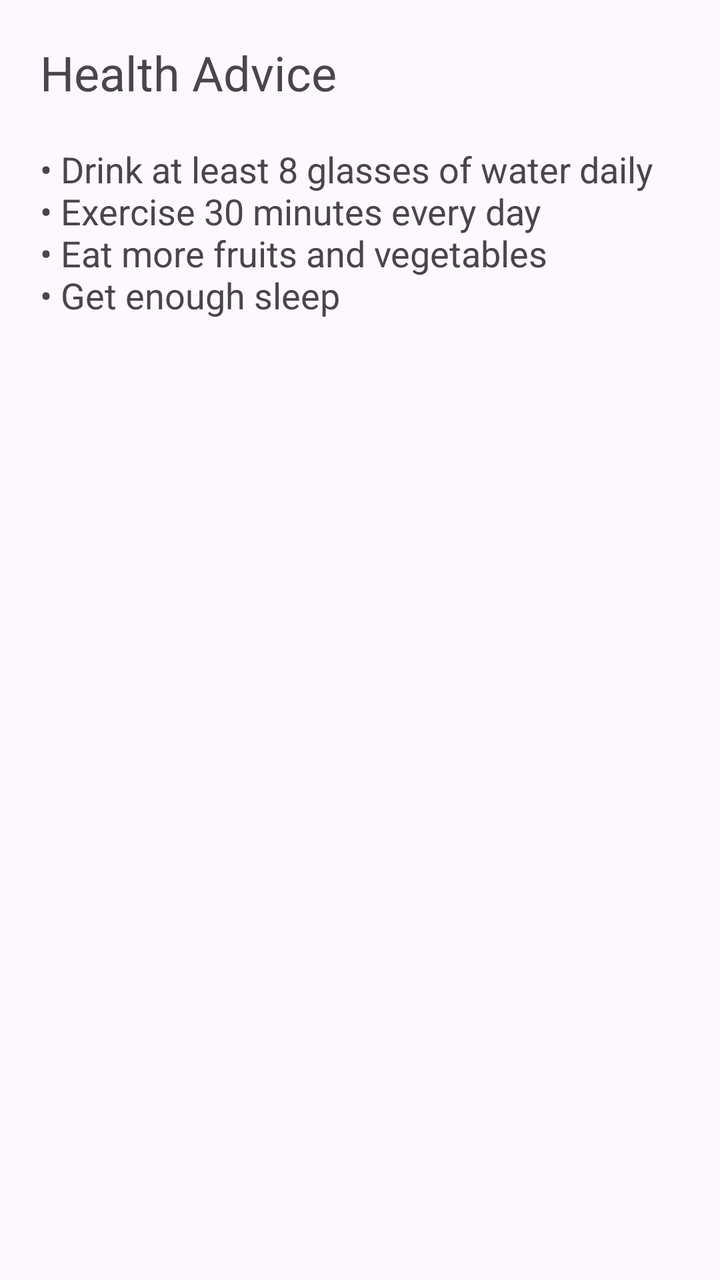
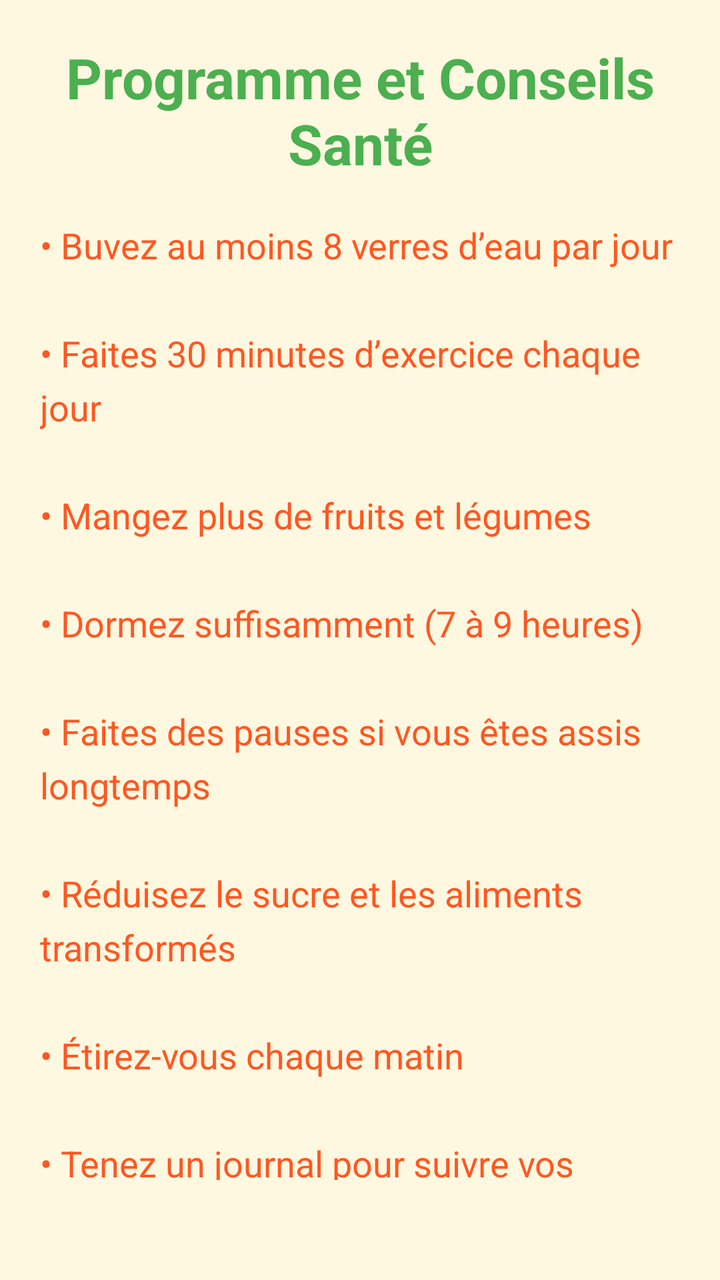

Before-and-after screenshots of an Android layout around one commit, followed by the original layout XML and the change that was made.
<!-- AndroidManifest.xml: application theme Theme.MyApp -->
<!-- res/layout/activity_second.xml -->
<?xml version="1.0" encoding="utf-8"?>
<LinearLayout xmlns:android="http://schemas.android.com/apk/res/android"
    android:layout_width="match_parent"
    android:layout_height="match_parent"
    android:orientation="vertical"
    android:padding="20dp">

    <TextView
        android:layout_width="wrap_content"
        android:layout_height="wrap_content"
        android:text="Health Advice"
        android:textSize="24sp"
        android:layout_marginBottom="20dp"/>

    <TextView
        android:layout_width="wrap_content"
        android:layout_height="wrap_content"
        android:text="• Drink at least 8 glasses of water daily\n• Exercise 30 minutes every day\n• Eat more fruits and vegetables\n• Get enough sleep"
        android:textSize="18sp"/>
</LinearLayout>
<!-- resources referenced by this layout -->
<resources>
  <style name="Theme.MyApp" parent="Base.Theme.MyApp" />
  <style name="Base.Theme.MyApp" parent="Theme.Material3.DayNight.NoActionBar">
          
          
      </style>
</resources>

<!-- the commit's change to res/layout/activity_second.xml (unified diff, before → after) -->
@@ -3,18 +3,38 @@
     android:layout_width="match_parent"
     android:layout_height="match_parent"
     android:orientation="vertical"
-    android:padding="20dp">
+    android:padding="20dp"
+    android:background="#FFF8E1">
+
 
     <TextView
-        android:layout_width="wrap_content"
+        android:id="@+id/titleHealthAdvice"
+        android:layout_width="match_parent"
         android:layout_height="wrap_content"
-        android:text="Health Advice"
-        android:textSize="24sp"
-        android:layout_marginBottom="20dp"/>
+        android:text="Programme et Conseils Santé"
+        android:textSize="28sp"
+        android:textStyle="bold"
+        android:textAlignment="center"
+        android:textColor="#4CAF50"
+    android:layout_marginBottom="20dp"/>
 
     <TextView
-        android:layout_width="wrap_content"
+        android:id="@+id/healthTips"
+        android:layout_width="match_parent"
         android:layout_height="wrap_content"
-        android:text="• Drink at least 8 glasses of water daily\n• Exercise 30 minutes every day\n• Eat more fruits and vegetables\n• Get enough sleep"
-        android:textSize="18sp"/>
+        android:text="• Buvez au moins 8 verres d’eau par jour\n\n• Faites 30 minutes d’exercice chaque jour\n\n• Mangez plus de fruits et légumes\n\n• Dormez suffisamment (7 à 9 heures)\n\n• Faites des pauses si vous êtes assis longtemps\n\n• Réduisez le sucre et les aliments transformés\n\n• Étirez-vous chaque matin\n\n• Tenez un journal pour suivre vos progrès"
+        android:textSize="18sp"
+        android:lineSpacingExtra="6dp"
+        android:textColor="#FF5722"
+        android:layout_marginBottom="30dp"/>
+
+    
+    <Button
+        android:id="@+id/btnBackMain"
+        android:layout_width="match_parent"
+        android:layout_height="wrap_content"
+        android:text="Retour à l'accueil"
+        android:textColor="#FFFFFF"
+        android:backgroundTint="#4CAF50"
+        android:textAllCaps="false"/>
 </LinearLayout>
